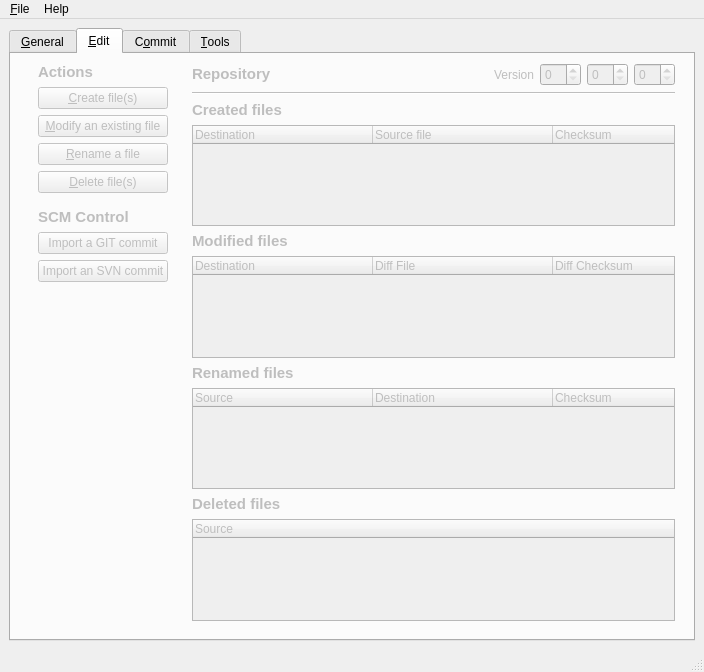
amireh/Kiwi, file resources/kiwi.ui: the form before one commit.
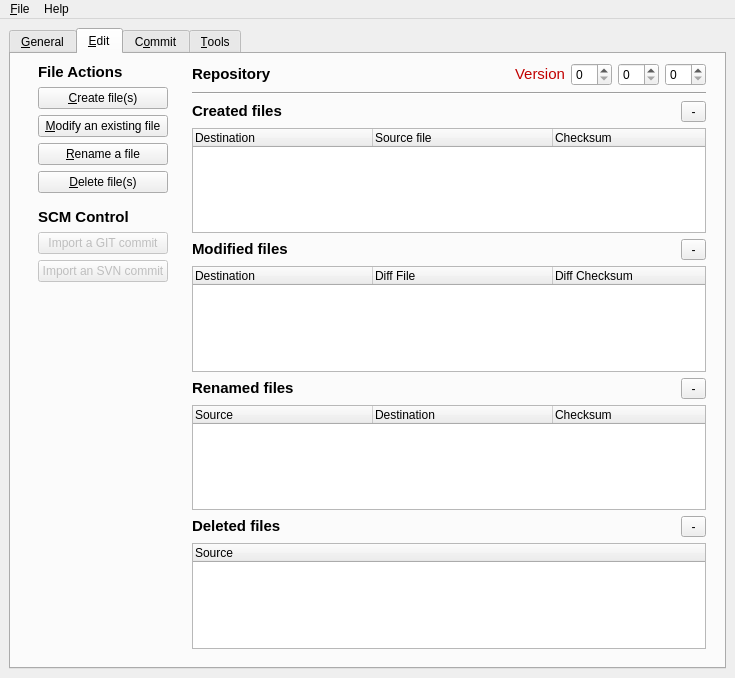
The form after the commit. The open tabs and pages were chosen to show the change. Icons and pictures are not drawn.

Commit message: entries can now be removed.. added icons to project

The edit to the form file:
```diff
--- a/resources/kiwi.ui
+++ b/resources/kiwi.ui
@@ -6,8 +6,8 @@
    <rect>
     <x>0</x>
     <y>0</y>
-    <width>704</width>
-    <height>672</height>
+    <width>735</width>
+    <height>678</height>
    </rect>
   </property>
   <property name="windowTitle">
@@ -15,7 +15,7 @@
   </property>
   <widget class="QWidget" name="centralwidget">
    <layout class="QGridLayout" name="gridLayout">
-    <item row="1" column="0">
+    <item row="0" column="0">
      <widget class="QTabWidget" name="tabWidget">
       <property name="enabled">
        <bool>true</bool>
@@ -167,6 +167,9 @@
            </item>
            <item row="0" column="0" colspan="2">
             <widget class="QGroupBox" name="groupBox_7">
+             <property name="enabled">
+              <bool>true</bool>
+             </property>
              <property name="sizePolicy">
               <sizepolicy hsizetype="Preferred" vsizetype="Maximum">
                <horstretch>0</horstretch>
@@ -177,7 +180,7 @@
               <string>Application root</string>
              </property>
              <layout class="QGridLayout" name="gridLayout_18">
-              <item row="0" column="0">
+              <item row="1" column="0">
                <widget class="QLineEdit" name="txtRoot">
                 <property name="text">
                  <string>/home/kandie/Workspace/Projects/Kiwi</string>
@@ -187,8 +190,20 @@
                 </property>
                </widget>
               </item>
-              <item row="0" column="1">
+              <item row="1" column="1">
                <widget class="QToolButton" name="btnChangeRoot">
+                <property name="sizePolicy">
+                 <sizepolicy hsizetype="Minimum" vsizetype="Fixed">
+                  <horstretch>0</horstretch>
+                  <verstretch>0</verstretch>
+                 </sizepolicy>
+                </property>
+                <property name="minimumSize">
+                 <size>
+                  <width>30</width>
+                  <height>0</height>
+                 </size>
+                </property>
                 <property name="maximumSize">
                  <size>
                   <width>16777215</width>
@@ -198,13 +213,32 @@
                 <property name="text">
                  <string>...</string>
                 </property>
+                <property name="icon">
+                 <iconset resource="media.qrc">
+                  <normaloff>:/Icons/FolderOpen</normaloff>:/Icons/FolderOpen</iconset>
+                </property>
                </widget>
               </item>
-              <item row="0" column="2">
+              <item row="1" column="2">
                <widget class="QPushButton" name="btnUpdateRoot">
                 <property name="text">
                  <string>&amp;Update</string>
                 </property>
+                <property name="icon">
+                 <iconset resource="media.qrc">
+                  <normaloff>:/Icons/Refresh</normaloff>:/Icons/Refresh</iconset>
+                </property>
+               </widget>
+              </item>
+              <item row="0" column="0">
+               <widget class="QLabel" name="label_8">
+                <property name="text">
+                 <string>&lt;!DOCTYPE HTML PUBLIC &quot;-//W3C//DTD HTML 4.0//EN&quot; &quot;http://www.w3.org/TR/REC-html40/strict.dtd&quot;&gt;
+&lt;html&gt;&lt;head&gt;&lt;meta name=&quot;qrichtext&quot; content=&quot;1&quot; /&gt;&lt;style type=&quot;text/css&quot;&gt;
+p, li { white-space: pre-wrap; }
+&lt;/style&gt;&lt;/head&gt;&lt;body style=&quot; font-family:'DejaVu Sans'; font-size:11pt; font-weight:400; font-style:normal;&quot;&gt;
+&lt;p style=&quot; margin-top:0px; margin-bottom:0px; margin-left:0px; margin-right:0px; -qt-block-indent:0; text-indent:0px;&quot;&gt;&lt;span style=&quot; font-size:10pt; font-style:italic;&quot;&gt;(once this is set, it &lt;/span&gt;&lt;span style=&quot; font-size:10pt; font-weight:600; font-style:italic;&quot;&gt;cannot&lt;/span&gt;&lt;span style=&quot; font-size:10pt; font-style:italic;&quot;&gt; be changed)&lt;/span&gt;&lt;/p&gt;&lt;/body&gt;&lt;/html&gt;</string>
+                </property>
                </widget>
               </item>
              </layout>
@@ -230,7 +264,7 @@
       </widget>
       <widget class="QWidget" name="tabEdit">
        <property name="enabled">
-        <bool>false</bool>
+        <bool>true</bool>
        </property>
        <attribute name="title">
         <string>&amp;Edit</string>
@@ -325,7 +359,7 @@
 &lt;html&gt;&lt;head&gt;&lt;meta name=&quot;qrichtext&quot; content=&quot;1&quot; /&gt;&lt;style type=&quot;text/css&quot;&gt;
 p, li { white-space: pre-wrap; }
 &lt;/style&gt;&lt;/head&gt;&lt;body style=&quot; font-family:'DejaVu Sans'; font-size:11pt; font-weight:400; font-style:normal;&quot;&gt;
-&lt;p style=&quot; margin-top:0px; margin-bottom:0px; margin-left:0px; margin-right:0px; -qt-block-indent:0; text-indent:0px;&quot;&gt;&lt;span style=&quot; font-weight:600;&quot;&gt;Actions&lt;/span&gt;&lt;/p&gt;&lt;/body&gt;&lt;/html&gt;</string>
+&lt;p style=&quot; margin-top:0px; margin-bottom:0px; margin-left:0px; margin-right:0px; -qt-block-indent:0; text-indent:0px;&quot;&gt;&lt;span style=&quot; font-weight:600;&quot;&gt;File Actions&lt;/span&gt;&lt;/p&gt;&lt;/body&gt;&lt;/html&gt;</string>
                 </property>
                </widget>
               </item>
@@ -370,6 +404,9 @@
               </item>
               <item row="1" column="0">
                <widget class="QPushButton" name="btnGit">
+                <property name="enabled">
+                 <bool>false</bool>
+                </property>
                 <property name="sizePolicy">
                  <sizepolicy hsizetype="Preferred" vsizetype="Fixed">
                   <horstretch>0</horstretch>
@@ -401,7 +438,7 @@
          </widget>
         </item>
         <item row="1" column="1" rowspan="2">
-         <widget class="QFrame" name="frame">
+         <widget class="QFrame" name="frame_11">
           <property name="frameShape">
            <enum>QFrame::NoFrame</enum>
           </property>
@@ -447,70 +484,6 @@
              </property>
             </widget>
            </item>
-           <item row="0" column="1">
-            <widget class="QFrame" name="frame">
-             <property name="sizePolicy">
-              <sizepolicy hsizetype="Maximum" vsizetype="Preferred">
-               <horstretch>0</horstretch>
-               <verstretch>0</verstretch>
-              </sizepolicy>
-             </property>
-             <layout class="QHBoxLayout" name="horizontalLayout">
-              <property name="topMargin">
-               <number>0</number>
-              </property>
-              <property name="rightMargin">
-               <number>0</number>
-              </property>
-              <property name="bottomMargin">
-               <number>0</number>
-              </property>
-              <item>
-               <widget class="QLabel" name="label_8">
-                <property name="text">
-                 <string>Version</string>
-                </property>
-               </widget>
-              </item>
-              <item>
-               <widget class="QSpinBox" name="spinVersionMajor">
-                <property name="sizePolicy">
-                 <sizepolicy hsizetype="Maximum" vsizetype="Fixed">
-                  <horstretch>0</horstretch>
-                  <verstretch>0</verstretch>
-                 </sizepolicy>
-                </property>
-                <property name="suffix">
-                 <string/>
-                </property>
-                <property name="minimum">
-                 <number>0</number>
-                </property>
-               </widget>
-              </item>
-              <item>
-               <widget class="QSpinBox" name="spinVersionMinor">
-                <property name="sizePolicy">
-                 <sizepolicy hsizetype="Maximum" vsizetype="Fixed">
-                  <horstretch>0</horstretch>
-                  <verstretch>0</verstretch>
-                 </sizepolicy>
-                </property>
-               </widget>
-              </item>
-              <item>
-               <widget class="QSpinBox" name="spinVersionBuild">
-                <property name="sizePolicy">
-                 <sizepolicy hsizetype="Maximum" vsizetype="Fixed">
-                  <horstretch>0</horstretch>
-                  <verstretch>0</verstretch>
-                 </sizepolicy>
-                </property>
-               </widget>
-              </item>
-             </layout>
-            </widget>
-           </item>
            <item row="5" column="0" colspan="2">
             <widget class="QTreeWidget" name="treeMods">
              <attribute name="headerDefaultSectionSize">
@@ -643,6 +616,309 @@
              </property>
             </widget>
            </item>
+           <item row="0" column="1">
+            <widget class="QFrame" name="frame0">
+             <property name="sizePolicy">
+              <sizepolicy hsizetype="Preferred" vsizetype="Preferred">
+               <horstretch>0</horstretch>
+               <verstretch>0</verstretch>
+              </sizepolicy>
+             </property>
+             <layout class="QHBoxLayout" name="horizontalLayout">
+              <property name="topMargin">
+               <number>0</number>
+              </property>
+              <property name="rightMargin">
+               <number>0</number>
+              </property>
+              <property name="bottomMargin">
+               <number>0</number>
+              </property>
+              <item>
+               <spacer name="horizontalSpacer_8">
+                <property name="orientation">
+                 <enum>Qt::Horizontal</enum>
+                </property>
+                <property name="sizeHint" stdset="0">
+                 <size>
+                  <width>40</width>
+                  <height>20</height>
+                 </size>
+                </property>
+               </spacer>
+              </item>
+              <item>
+               <widget class="QLabel" name="labelVersion">
+                <property name="text">
+                 <string>&lt;!DOCTYPE HTML PUBLIC &quot;-//W3C//DTD HTML 4.0//EN&quot; &quot;http://www.w3.org/TR/REC-html40/strict.dtd&quot;&gt;
+&lt;html&gt;&lt;head&gt;&lt;meta name=&quot;qrichtext&quot; content=&quot;1&quot; /&gt;&lt;style type=&quot;text/css&quot;&gt;
+p, li { white-space: pre-wrap; }
+&lt;/style&gt;&lt;/head&gt;&lt;body style=&quot; font-family:'DejaVu Sans'; font-size:11pt; font-weight:400; font-style:normal;&quot;&gt;
+&lt;p style=&quot; margin-top:0px; margin-bottom:0px; margin-left:0px; margin-right:0px; -qt-block-indent:0; text-indent:0px;&quot;&gt;&lt;span style=&quot; color:#c10000;&quot;&gt;Version&lt;/span&gt;&lt;/p&gt;&lt;/body&gt;&lt;/html&gt;</string>
+                </property>
+               </widget>
+              </item>
+              <item>
+               <widget class="QSpinBox" name="spinVersionMajor">
+                <property name="sizePolicy">
+                 <sizepolicy hsizetype="Maximum" vsizetype="Fixed">
+                  <horstretch>0</horstretch>
+                  <verstretch>0</verstretch>
+                 </sizepolicy>
+                </property>
+                <property name="suffix">
+                 <string/>
+                </property>
+                <property name="minimum">
+                 <number>0</number>
+                </property>
+               </widget>
+              </item>
+              <item>
+               <widget class="QSpinBox" name="spinVersionMinor">
+                <property name="sizePolicy">
+                 <sizepolicy hsizetype="Maximum" vsizetype="Fixed">
+                  <horstretch>0</horstretch>
+                  <verstretch>0</verstretch>
+                 </sizepolicy>
+                </property>
+               </widget>
+              </item>
+              <item>
+               <widget class="QSpinBox" name="spinVersionBuild">
+                <property name="sizePolicy">
+                 <sizepolicy hsizetype="Maximum" vsizetype="Fixed">
+                  <horstretch>0</horstretch>
+                  <verstretch>0</verstretch>
+                 </sizepolicy>
+                </property>
+               </widget>
+              </item>
+             </layout>
+            </widget>
+           </item>
+           <item row="2" column="1">
+            <widget class="QFrame" name="frame_7">
+             <property name="frameShape">
+              <enum>QFrame::NoFrame</enum>
+             </property>
+             <property name="frameShadow">
+              <enum>QFrame::Raised</enum>
+             </property>
+             <layout class="QHBoxLayout" name="horizontalLayout_5">
+              <property name="spacing">
+               <number>6</number>
+              </property>
+              <property name="margin">
+               <number>0</number>
+              </property>
+              <item>
+               <spacer name="horizontalSpacer">
+                <property name="orientation">
+                 <enum>Qt::Horizontal</enum>
+                </property>
+                <property name="sizeHint" stdset="0">
+                 <size>
+                  <width>336</width>
+                  <height>20</height>
+                 </size>
+                </property>
+               </spacer>
+              </item>
+              <item>
+               <widget class="QToolButton" name="btnRemoveC">
+                <property name="enabled">
+                 <bool>true</bool>
+                </property>
+                <property name="minimumSize">
+                 <size>
+                  <width>25</width>
+                  <height>0</height>
+                 </size>
+                </property>
+                <property name="text">
+                 <string>-</string>
+                </property>
+                <property name="icon">
+                 <iconset resource="media.qrc">
+                  <normaloff>:/Icons/Remove</normaloff>:/Icons/Remove</iconset>
+                </property>
+                <property name="checkable">
+                 <bool>false</bool>
+                </property>
+                <property name="checked">
+                 <bool>false</bool>
+                </property>
+                <property name="autoExclusive">
+                 <bool>false</bool>
+                </property>
+                <property name="popupMode">
+                 <enum>QToolButton::DelayedPopup</enum>
+                </property>
+                <property name="toolButtonStyle">
+                 <enum>Qt::ToolButtonIconOnly</enum>
+                </property>
+                <property name="autoRaise">
+                 <bool>false</bool>
+                </property>
+               </widget>
+              </item>
+             </layout>
+            </widget>
+           </item>
+           <item row="4" column="1">
+            <widget class="QFrame" name="frame_8">
+             <property name="frameShape">
+              <enum>QFrame::NoFrame</enum>
+             </property>
+             <property name="frameShadow">
+              <enum>QFrame::Raised</enum>
+             </property>
+             <layout class="QHBoxLayout" name="horizontalLayout_2">
+              <property name="spacing">
+               <number>6</number>
+              </property>
+              <property name="margin">
+               <number>0</number>
+              </property>
+              <item>
+               <spacer name="horizontalSpacer_5">
+                <property name="orientation">
+                 <enum>Qt::Horizontal</enum>
+                </property>
+                <property name="sizeHint" stdset="0">
+                 <size>
+                  <width>336</width>
+                  <height>20</height>
+                 </size>
+                </property>
+               </spacer>
+              </item>
+              <item>
+               <widget class="QToolButton" name="btnRemoveM">
+                <property name="enabled">
+                 <bool>true</bool>
+                </property>
+                <property name="minimumSize">
+                 <size>
+                  <width>25</width>
+                  <height>0</height>
+                 </size>
+                </property>
+                <property name="text">
+                 <string>-</string>
+                </property>
+                <property name="icon">
+                 <iconset resource="media.qrc">
+                  <normaloff>:/Icons/Remove</normaloff>:/Icons/Remove</iconset>
+                </property>
+               </widget>
+              </item>
+             </layout>
+            </widget>
+           </item>
+           <item row="6" column="1">
+            <widget class="QFrame" name="frame_9">
+             <property name="frameShape">
+              <enum>QFrame::NoFrame</enum>
+             </property>
+             <property name="frameShadow">
+              <enum>QFrame::Raised</enum>
+             </property>
+             <layout class="QHBoxLayout" name="horizontalLayout_3">
+              <property name="spacing">
+               <number>6</number>
+              </property>
+              <property name="margin">
+               <number>0</number>
+              </property>
+              <item>
+               <spacer name="horizontalSpacer_6">
+                <property name="orientation">
+                 <enum>Qt::Horizontal</enum>
+                </property>
+                <property name="sizeHint" stdset="0">
+                 <size>
+                  <width>336</width>
+                  <height>20</height>
+                 </size>
+                </property>
+               </spacer>
+              </item>
+              <item>
+               <widget class="QToolButton" name="btnRemoveR">
+                <property name="enabled">
+                 <bool>true</bool>
+                </property>
+                <property name="minimumSize">
+                 <size>
+                  <width>25</width>
+                  <height>0</height>
+                 </size>
+                </property>
+                <property name="text">
+                 <string>-</string>
+                </property>
+                <property name="icon">
+                 <iconset resource="media.qrc">
+                  <normaloff>:/Icons/Remove</normaloff>:/Icons/Remove</iconset>
+                </property>
+               </widget>
+              </item>
+             </layout>
+            </widget>
+           </item>
+           <item row="8" column="1">
+            <widget class="QFrame" name="frame_10">
+             <property name="frameShape">
+              <enum>QFrame::NoFrame</enum>
+             </property>
+             <property name="frameShadow">
+              <enum>QFrame::Raised</enum>
+             </property>
+             <layout class="QHBoxLayout" name="horizontalLayout_4">
+              <property name="spacing">
+               <number>6</number>
+              </property>
+              <property name="margin">
+               <number>0</number>
+              </property>
+              <item>
+               <spacer name="horizontalSpacer_7">
+                <property name="orientation">
+                 <enum>Qt::Horizontal</enum>
+                </property>
+                <property name="sizeHint" stdset="0">
+                 <size>
+                  <width>336</width>
+                  <height>20</height>
+                 </size>
+                </property>
+               </spacer>
+              </item>
+              <item>
+               <widget class="QToolButton" name="btnRemoveD">
+                <property name="enabled">
+                 <bool>true</bool>
+                </property>
+                <property name="minimumSize">
+                 <size>
+                  <width>25</width>
+                  <height>0</height>
+                 </size>
+                </property>
+                <property name="text">
+                 <string>-</string>
+                </property>
+                <property name="icon">
+                 <iconset resource="media.qrc">
+                  <normaloff>:/Icons/Remove</normaloff>:/Icons/Remove</iconset>
+                </property>
+               </widget>
+              </item>
+             </layout>
+            </widget>
+           </item>
           </layout>
          </widget>
         </item>
@@ -710,75 +986,92 @@
            <property name="topMargin">
             <number>9</number>
            </property>
-           <item row="1" column="0">
+           <property name="bottomMargin">
+            <number>0</number>
+           </property>
+           <item row="0" column="1">
             <widget class="QPushButton" name="btnGenerateScript">
              <property name="sizePolicy">
-              <sizepolicy hsizetype="Preferred" vsizetype="Fixed">
+              <sizepolicy hsizetype="Maximum" vsizetype="Preferred">
                <horstretch>0</horstretch>
                <verstretch>0</verstretch>
               </sizepolicy>
              </property>
+             <property name="minimumSize">
+              <size>
+               <width>0</width>
+               <height>0</height>
+              </size>
+             </property>
              <property name="text">
               <string>Generate patch script</string>
              </property>
+             <property name="icon">
+              <iconset resource="media.qrc">
+               <normaloff>:/Icons/Save</normaloff>:/Icons/Save</iconset>
+             </property>
+             <property name="iconSize">
+              <size>
+               <width>48</width>
+               <height>48</height>
+              </size>
+             </property>
             </widget>
            </item>
-           <item row="1" column="1">
+           <item row="0" column="5">
             <widget class="QPushButton" name="btnGenerateTarball">
              <property name="enabled">
               <bool>true</bool>
              </property>
              <property name="sizePolicy">
-              <sizepolicy hsizetype="Preferred" vsizetype="Preferred">
+              <sizepolicy hsizetype="Maximum" vsizetype="Preferred">
                <horstretch>0</horstretch>
                <verstretch>0</verstretch>
               </sizepolicy>
              </property>
+             <property name="minimumSize">
+              <size>
+               <width>0</width>
+               <height>0</height>
+              </size>
+             </property>
              <property name="text">
               <string>Generate patch tarball</string>
              </property>
-            </widget>
-           </item>
-           <item row="0" column="1">
-            <widget class="QLabel" name="label_17">
-             <property name="text">
-              <string>&lt;!DOCTYPE HTML PUBLIC &quot;-//W3C//DTD HTML 4.0//EN&quot; &quot;http://www.w3.org/TR/REC-html40/strict.dtd&quot;&gt;
-&lt;html&gt;&lt;head&gt;&lt;meta name=&quot;qrichtext&quot; content=&quot;1&quot; /&gt;&lt;style type=&quot;text/css&quot;&gt;
-p, li { white-space: pre-wrap; }
-&lt;/style&gt;&lt;/head&gt;&lt;body style=&quot; font-family:'DejaVu Sans'; font-size:11pt; font-weight:400; font-style:normal;&quot;&gt;
-&lt;p align=&quot;center&quot; style=&quot; margin-top:0px; margin-bottom:0px; margin-left:0px; margin-right:0px; -qt-block-indent:0; text-indent:0px;&quot;&gt;&lt;span style=&quot; font-size:22pt; font-weight:600;&quot;&gt;(2)&lt;/span&gt;&lt;/p&gt;&lt;/body&gt;&lt;/html&gt;</string>
+             <property name="icon">
+              <iconset resource="media.qrc">
+               <normaloff>:/Icons/Package</normaloff>:/Icons/Package</iconset>
              </property>
-            </widget>
-           </item>
-           <item row="0" column="0">
-            <widget class="QLabel" name="label_16">
-             <property name="text">
-              <string>&lt;!DOCTYPE HTML PUBLIC &quot;-//W3C//DTD HTML 4.0//EN&quot; &quot;http://www.w3.org/TR/REC-html40/strict.dtd&quot;&gt;
-&lt;html&gt;&lt;head&gt;&lt;meta name=&quot;qrichtext&quot; content=&quot;1&quot; /&gt;&lt;style type=&quot;text/css&quot;&gt;
-p, li { white-space: pre-wrap; }
-&lt;/style&gt;&lt;/head&gt;&lt;body style=&quot; font-family:'DejaVu Sans'; font-size:11pt; font-weight:400; font-style:normal;&quot;&gt;
-&lt;p align=&quot;center&quot; style=&quot; margin-top:0px; margin-bottom:0px; margin-left:0px; margin-right:0px; -qt-block-indent:0; text-indent:0px;&quot;&gt;&lt;span style=&quot; font-size:22pt; font-weight:600;&quot;&gt;(1)&lt;/span&gt;&lt;/p&gt;&lt;/body&gt;&lt;/html&gt;</string>
+             <property name="iconSize">
+              <size>
+               <width>48</width>
+               <height>48</height>
+              </size>
              </property>
             </widget>
            </item>
-           <item row="2" column="1">
+           <item row="1" column="5">
             <widget class="QLabel" name="label">
              <property name="text">
               <string>&lt;!DOCTYPE HTML PUBLIC &quot;-//W3C//DTD HTML 4.0//EN&quot; &quot;http://www.w3.org/TR/REC-html40/strict.dtd&quot;&gt;
 &lt;html&gt;&lt;head&gt;&lt;meta name=&quot;qrichtext&quot; content=&quot;1&quot; /&gt;&lt;style type=&quot;text/css&quot;&gt;
 p, li { white-space: pre-wrap; }
 &lt;/style&gt;&lt;/head&gt;&lt;body style=&quot; font-family:'DejaVu Sans'; font-size:11pt; font-weight:400; font-style:normal;&quot;&gt;
-&lt;p style=&quot; margin-top:0px; margin-bottom:0px; margin-left:0px; margin-right:0px; -qt-block-indent:0; text-indent:0px;&quot;&gt;&lt;span style=&quot; font-style:italic;&quot;&gt;Create an archive that contains all the needed files for the patch repository which you can deploy on your patch server, opposed to manually uploading all files yourself with the correct directory structure&lt;/span&gt;&lt;/p&gt;&lt;/body&gt;&lt;/html&gt;</string>
+&lt;p style=&quot; margin-top:0px; margin-bottom:0px; margin-left:0px; margin-right:0px; -qt-block-indent:0; text-indent:0px;&quot;&gt;&lt;span style=&quot; font-size:10pt; font-style:italic;&quot;&gt;Create an archive that contains all the needed files for the patch repository which you can deploy on your patch server, opposed to manually uploading all files yourself with the correct directory structure&lt;/span&gt;&lt;/p&gt;&lt;/body&gt;&lt;/html&gt;</string>
              </property>
              <property name="wordWrap">
               <bool>true</bool>
              </property>
             </widget>
            </item>
-           <item row="2" column="0">
+           <item row="1" column="1">
             <widget class="QLabel" name="label_23">
              <property name="text">
-              <string>Create the patch script for the repository you've made. This will be used by Karazeh to update the client.</string>
+              <string>&lt;!DOCTYPE HTML PUBLIC &quot;-//W3C//DTD HTML 4.0//EN&quot; &quot;http://www.w3.org/TR/REC-html40/strict.dtd&quot;&gt;
+&lt;html&gt;&lt;head&gt;&lt;meta name=&quot;qrichtext&quot; content=&quot;1&quot; /&gt;&lt;style type=&quot;text/css&quot;&gt;
+p, li { white-space: pre-wrap; }
+&lt;/style&gt;&lt;/head&gt;&lt;body style=&quot; font-family:'DejaVu Sans'; font-size:11pt; font-weight:400; font-style:normal;&quot;&gt;
+&lt;p style=&quot; margin-top:0px; margin-bottom:0px; margin-left:0px; margin-right:0px; -qt-block-indent:0; text-indent:0px;&quot;&gt;&lt;span style=&quot; font-size:10pt; font-style:italic;&quot;&gt;Create the patch script for the repository you've made. This will be used by Karazeh to update the client.&lt;/span&gt;&lt;/p&gt;&lt;/body&gt;&lt;/html&gt;</string>
              </property>
              <property name="alignment">
               <set>Qt::AlignLeading|Qt::AlignLeft|Qt::AlignTop</set>
@@ -788,6 +1081,69 @@
              </property>
             </widget>
            </item>
+           <item row="0" column="2">
+            <spacer name="horizontalSpacer_9">
+             <property name="orientation">
+              <enum>Qt::Horizontal</enum>
+             </property>
+             <property name="sizeHint" stdset="0">
+              <size>
+               <width>40</width>
+               <height>20</height>
+              </size>
+             </property>
+            </spacer>
+           </item>
+           <item row="0" column="3">
+            <widget class="QLabel" name="label_11">
+             <property name="text">
+              <string>&lt;!DOCTYPE HTML PUBLIC &quot;-//W3C//DTD HTML 4.0//EN&quot; &quot;http://www.w3.org/TR/REC-html40/strict.dtd&quot;&gt;
+&lt;html&gt;&lt;head&gt;&lt;meta name=&quot;qrichtext&quot; content=&quot;1&quot; /&gt;&lt;style type=&quot;text/css&quot;&gt;
+p, li { white-space: pre-wrap; }
+&lt;/style&gt;&lt;/head&gt;&lt;body style=&quot; font-family:'DejaVu Sans'; font-size:11pt; font-weight:400; font-style:normal;&quot;&gt;
+&lt;p style=&quot; margin-top:0px; margin-bottom:0px; margin-left:0px; margin-right:0px; -qt-block-indent:0; text-indent:0px;&quot;&gt;&lt;span style=&quot; font-size:16pt; font-weight:600;&quot;&gt;and&lt;/span&gt;&lt;/p&gt;&lt;/body&gt;&lt;/html&gt;</string>
+             </property>
+            </widget>
+           </item>
+           <item row="0" column="4">
+            <spacer name="horizontalSpacer_10">
+             <property name="orientation">
+              <enum>Qt::Horizontal</enum>
+             </property>
+             <property name="sizeHint" stdset="0">
+              <size>
+               <width>40</width>
+               <height>20</height>
+              </size>
+             </property>
+            </spacer>
+           </item>
+           <item row="0" column="0">
+            <spacer name="horizontalSpacer_11">
+             <property name="orientation">
+              <enum>Qt::Horizontal</enum>
+             </property>
+             <property name="sizeHint" stdset="0">
+              <size>
+               <width>40</width>
+               <height>20</height>
+              </size>
+             </property>
+            </spacer>
+           </item>
+           <item row="0" column="6">
+            <spacer name="horizontalSpacer_12">
+             <property name="orientation">
+              <enum>Qt::Horizontal</enum>
+             </property>
+             <property name="sizeHint" stdset="0">
+              <size>
+               <width>40</width>
+               <height>20</height>
+              </size>
+             </property>
+            </spacer>
+           </item>
           </layout>
          </widget>
         </item>
@@ -1036,7 +1392,7 @@
     <rect>
      <x>0</x>
      <y>0</y>
-     <width>704</width>
+     <width>735</width>
      <height>25</height>
     </rect>
    </property>
@@ -1061,16 +1417,32 @@
    <addaction name="menuFile"/>
    <addaction name="menuHelp"/>
   </widget>
-  <widget class="QStatusBar" name="statusbar"/>
   <action name="action_New">
+   <property name="enabled">
+    <bool>false</bool>
+   </property>
+   <property name="icon">
+    <iconset resource="media.qrc">
+     <normaloff>:/Icons/New</normaloff>:/Icons/New</iconset>
+   </property>
    <property name="text">
     <string>&amp;New</string>
    </property>
    <property name="shortcut">
     <string>Ctrl+N</string>
    </property>
+   <property name="iconVisibleInMenu">
+    <bool>true</bool>
+   </property>
   </action>
   <action name="action_Open">
+   <property name="enabled">
+    <bool>false</bool>
+   </property>
+   <property name="icon">
+    <iconset resource="media.qrc">
+     <normaloff>:/Icons/Open</normaloff>:/Icons/Open</iconset>
+   </property>
    <property name="text">
     <string>&amp;Open</string>
    </property>
@@ -1079,6 +1451,13 @@
    </property>
   </action>
   <action name="action_Save">
+   <property name="enabled">
+    <bool>false</bool>
+   </property>
+   <property name="icon">
+    <iconset resource="media.qrc">
+     <normaloff>:/Icons/Save</normaloff>:/Icons/Save</iconset>
+   </property>
    <property name="text">
     <string>&amp;Save</string>
    </property>
@@ -1087,6 +1466,13 @@
    </property>
   </action>
   <action name="actionSave_As">
+   <property name="enabled">
+    <bool>false</bool>
+   </property>
+   <property name="icon">
+    <iconset resource="media.qrc">
+     <normaloff>:/Icons/SaveAs</normaloff>:/Icons/SaveAs</iconset>
+   </property>
    <property name="text">
     <string>Save &amp;As</string>
    </property>
@@ -1095,6 +1481,10 @@
    </property>
   </action>
   <action name="action_Quit">
+   <property name="icon">
+    <iconset resource="media.qrc">
+     <normaloff>:/Icons/Quit</normaloff>:/Icons/Quit</iconset>
+   </property>
    <property name="text">
     <string>&amp;Quit</string>
    </property>
```
Left out of the diff: 4 changed lines with no effect on the pictures. The commit also changes 19 other files.
